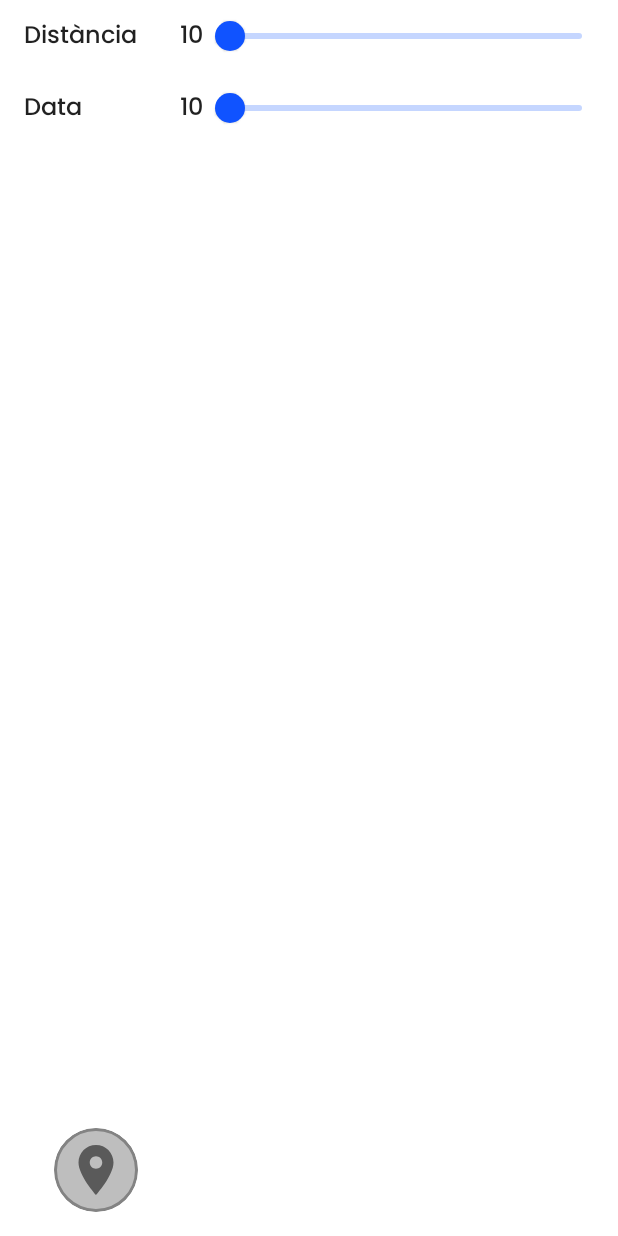
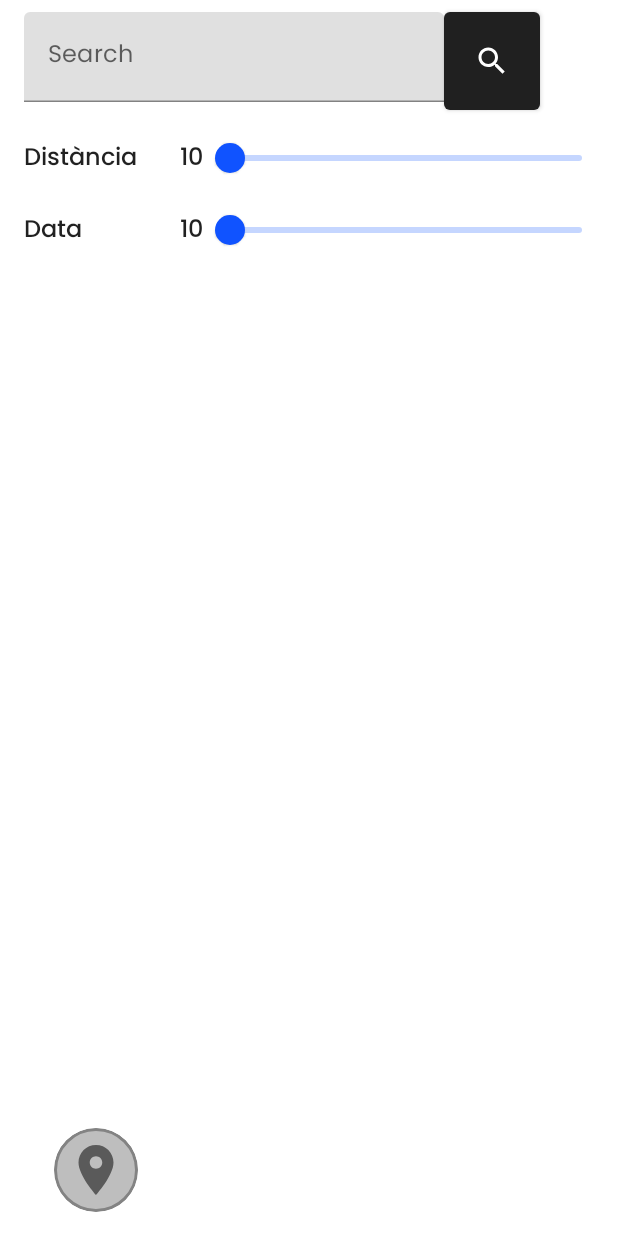
Before and after one commit to orio1pp/MeetCat-Front, an Android app built with Jetpack Compose: the composable EventListScreenContent shown on its own in the app's theme, on a phone screen of 412 x 824 dp. Run offline under Robolectric (Android 15) with nearby library versions, the phone set to English and light mode, and no system bars.

Commit message:
search bar working

```diff
--- a/app/src/main/java/com/pes/meetcatui/feature_event/domain/DataRepository.kt
+++ b/app/src/main/java/com/pes/meetcatui/feature_event/domain/DataRepository.kt
@@ -5,7 +5,7 @@ import kotlinx.coroutines.flow.Flow
 
 interface DataRepository {
     //fun getEvent(eventId: Int): Flow<Resource<Event>>
-    fun getEvents(pageNum:Int): Flow<Resource<EventPage>>
+    fun getEvents(pageNum:Int, title:String?): Flow<Resource<EventPage>>
     fun getAllEvents(): Flow<Resource<EventPage>>
     suspend fun createEvent(event:Event): String
     //suspend fun downloadData()
--- a/app/src/main/java/com/pes/meetcatui/feature_event/domain/DataRepositoryImpl.kt
+++ b/app/src/main/java/com/pes/meetcatui/feature_event/domain/DataRepositoryImpl.kt
@@ -24,10 +24,10 @@ class DataRepositoryImpl (
 
     //private val eventList = dataPreferences.getEventList()
 
-    override fun getEvents(pageNum:Int): Flow<Resource<EventPage>> = flow {
+    override fun getEvents(pageNum:Int, title:String?): Flow<Resource<EventPage>> = flow {
         try {
             emit(Resource.Loading())
-            val apiResponse = meetcatApi.getEvents(pageNum,20)
+            val apiResponse = meetcatApi.getEventsWithTitle(pageNum, 20, title)
             if (apiResponse.isSuccessful) {
                 val result = buildEventList(apiResponse.body()!!)
 
--- a/app/src/main/java/com/pes/meetcatui/feature_event/presentation/EventListView.kt
+++ b/app/src/main/java/com/pes/meetcatui/feature_event/presentation/EventListView.kt
@@ -79,6 +79,10 @@ fun EventListScreenContent(
         Column(
             modifier = Modifier.padding(horizontal = 16.dp)
         ) {
+            searchBar(
+                viewModel,
+                modifier = Modifier.padding(vertical = 8.dp)
+            )
             filtersSelection()
             if (eventList.isLoading) {
                 Column(
--- /dev/null
+++ b/app/src/main/java/com/pes/meetcatui/feature_event/presentation/SearchBar.kt
@@ -0,0 +1,80 @@
+package com.pes.meetcatui.feature_event.presentation
+
+import androidx.compose.foundation.layout.*
+import androidx.compose.material.*
+import androidx.compose.material.icons.Icons
+import androidx.compose.material.icons.filled.ArrowBack
+import androidx.compose.material.icons.filled.Search
+import androidx.compose.material.icons.sharp.Search
+import androidx.compose.runtime.*
+import androidx.compose.ui.Modifier
+import androidx.compose.ui.graphics.Color
+import androidx.compose.ui.input.key.onKeyEvent
+import androidx.compose.ui.tooling.preview.Preview
+import androidx.compose.ui.unit.dp
+import com.pes.meetcatui.ui.theme.typo
+
+@Composable
+fun searchBar(eventListViewModel: EventListViewModel, modifier: Modifier) {
+    var text: String by remember { mutableStateOf("") }
+    Row (
+        modifier = modifier.height(65.dp).width(IntrinsicSize.Max),
+        horizontalArrangement = Arrangement.Center
+    ) {
+        TextField(
+            value = text,
+            onValueChange = { newText ->
+                if (newText.last() == '\n')
+                    eventListViewModel.search(text)
+                else
+                    text = newText;
+            },
+            textStyle = typo.h4,
+            label = {
+                Text("Search")
+            },
+        )
+        Button(
+            onClick = {
+                eventListViewModel.search(text)
+            },
+            modifier = Modifier.fillMaxHeight()
+        ) {
+            Icon(
+                imageVector = Icons.Filled.Search,
+                contentDescription = null,
+                modifier = Modifier.fillMaxHeight()
+            )
+        }
+    }
+}
+
+@Preview
+@Composable
+fun searchBarPreview() {
+    var text: String by remember { mutableStateOf("") }
+    Row (modifier = Modifier.height(65.dp)) {
+        TextField(
+            value = text,
+            onValueChange = { newText ->
+                text = newText;
+            },
+            textStyle = typo.h4,
+            label = {
+                Text("Search")
+            },
+        )
+        Button(
+            onClick = {
+                println(text)
+            },
+            modifier = Modifier.fillMaxHeight()
+        ) {
+            Icon(
+                imageVector = Icons.Filled.Search,
+                contentDescription = null,
+                modifier = Modifier.fillMaxHeight()
+            )
+        }
+    }
+}
--- a/app/src/main/java/com/pes/meetcatui/network/MeetCatApi.kt
+++ b/app/src/main/java/com/pes/meetcatui/network/MeetCatApi.kt
@@ -17,6 +17,9 @@ interface MeetCatApi {
     @GET("events")
     suspend fun getEvents(@Query("page") page: Int?, @Query("size") size:Int?): Response<EventsData>
 
+    @GET("events")
+    suspend fun getEventsWithTitle(@Query("page") page: Int?, @Query("size") size:Int?, @Query("title") title:String?): Response<EventsData>
+
     @POST("events")
     suspend fun createEvent(@Body event: EventDetailsData)
 
```
Also changed, not shown: app/src/main/java/com/pes/meetcatui/feature_event/presentation/EventListViewModel.kt (+30 -2 lines).
